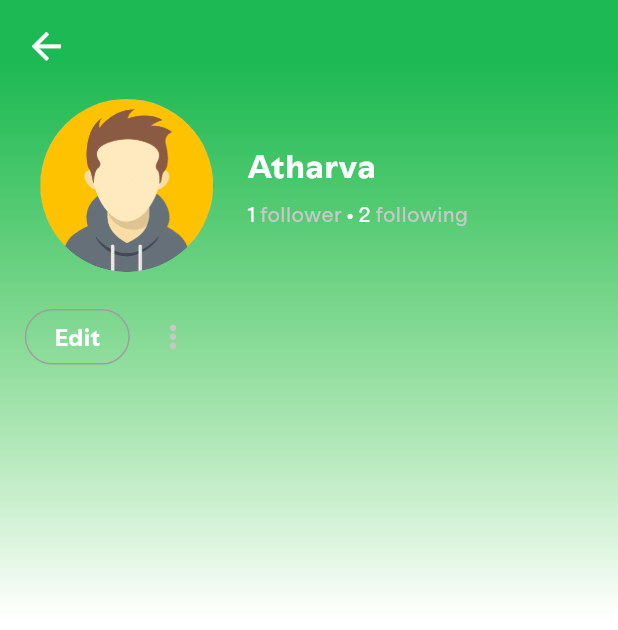
After one commit to AtharvaParadkar/Spotify-Clone, a Flutter app: the ViewProfileScreen screen opened by its route, on a phone screen of 412 x 824 dp. The commit adds this screen. Shown: the top 630 px of the screen. Run offline on Flutter 3.47's test engine with Material 3 defaults, Android fonts, the phone set to English and light mode, and no system bars; our stand-ins replace bloc, flutter_bloc, shared_preferences, sizer; accounts and stored records are empty; project files that could hold a hidden picture were left out.

Commit message:
Add View Profile screen

```diff
--- a/lib/constants/color_constants.dart
+++ b/lib/constants/color_constants.dart
@@ -2,10 +2,11 @@ import 'dart:ui';
 
 class CustomColors {
   static Color bgColor = const Color(0x0001b207);
-  static Color bgGreyColor = const Color.fromARGB(255, 44, 44, 44);
-  static Color bgDrawerColor = const Color.fromARGB(255, 31, 31, 31);
-  static Color whiteTextColor = const Color.fromARGB(255, 255, 255, 255);
-  static Color blackTextColor = const Color.fromARGB(255, 0, 0, 0);
-  static Color greyTextColor = const Color.fromARGB(255, 200, 200, 200);
+  static Color bgGreyColor = const Color(0xFF2C2C2C);
+  static Color bgDrawerColor = const Color(0xFF1F1F1F);
+  static Color bgViewProfileColor = const Color(0xFF1DB954);
+  static Color whiteTextColor = const Color(0xFFFFFFFF);
+  static Color blackTextColor = const Color(0xFF000000);
+  static Color greyTextColor = const Color(0xFFC8C8C8);
   static Color greenBtn = const Color(0xff4bec3b);
 }
--- a/lib/dashboard/ui/drawer.dart
+++ b/lib/dashboard/ui/drawer.dart
@@ -24,6 +24,8 @@ class _ProfileDrawerState extends State<ProfileDrawer> {
           children: [
             Padding(
               padding: EdgeInsets.only(top: 10),
+              child: GestureDetector(
+                onTap: () => Navigator.pushNamed(context, RouteConstants.viewProfileScreen),
                 child: SizedBox(
                   height: 10.h,
                   child: DrawerHeader(
@@ -57,6 +59,7 @@ class _ProfileDrawerState extends State<ProfileDrawer> {
                             ],
                           ),
                         ],
+                      ),
                     ),
                   ),
                 ),
@@ -98,7 +101,7 @@ class _ProfileDrawerState extends State<ProfileDrawer> {
               iconColor: CustomColors.whiteTextColor,
             ),
             ListTile(
-              onTap: () => Navigator.pushNamed(context, RouteConstants.settingsScreen),
+              onTap: () => Navigator.popAndPushNamed(context, RouteConstants.settingsScreen),
               leading: Icon(Icons.settings_outlined,size: 3.h,),
               title: Text('Settings and privacy',style: CommonTextStyles.bold(13.spa, CustomColors.whiteTextColor),),
               textColor: CustomColors.whiteTextColor,
--- /dev/null
+++ b/lib/profile/ui/view_profile_screen.dart
@@ -0,0 +1,149 @@
+import 'package:flutter/material.dart';
+import 'package:sizer/sizer.dart';
+import 'package:spotify_clone/constants/color_constants.dart';
+
+import '../../constants/assets_path_constants.dart';
+import '../../utils/common_textstyles.dart';
+
+class ViewProfileScreen extends StatefulWidget {
+  const ViewProfileScreen({super.key});
+
+  @override
+  State<ViewProfileScreen> createState() => _ViewProfileScreenState();
+}
+
+class _ViewProfileScreenState extends State<ViewProfileScreen> {
+  @override
+  Widget build(BuildContext context) {
+    return Scaffold(
+      backgroundColor: CustomColors.bgColor,
+      body: Container(
+        decoration: BoxDecoration(
+          gradient: LinearGradient(
+            stops: [0.0, 0.05 ,0.5, 1.0],
+            colors: [
+              CustomColors.bgViewProfileColor,
+              CustomColors.bgViewProfileColor,
+              CustomColors.bgColor,
+              CustomColors.bgColor,
+            ],
+            begin: Alignment.topCenter,
+            end: Alignment.bottomCenter,
+          ),
+        ),
+        child: SafeArea(
+          child: Stack(
+            children: [
+              Positioned(
+                top: 2.h,
+                left: 4.w,
+                child: InkWell(
+                  onTap: () => Navigator.pop(context),
+                  child: Icon(
+                    Icons.arrow_back,
+                    color: Colors.white,
+                    size: 3.5.h,
+                  ),
+                ),
+              ),
+              Positioned(
+                left: 4.w,
+                top: 8.h,
+                child: Column(
+                  crossAxisAlignment: CrossAxisAlignment.start,
+                  children: [
+                    Row(
+                      children: [
+                        Container(
+                          padding: EdgeInsets.all(0),
+                          margin: EdgeInsets.all(0),
+                          height: 14.h,
+                          width: 33.w,
+                          decoration: BoxDecoration(
+                            shape: BoxShape.circle,
+                            color: Colors.teal,
+                            image: DecorationImage(
+                              image: AssetImage(ImagePathConstants.profileImage),
+                              fit: BoxFit.contain,
+                            ),
+                          ),
+                        ),
+                        SizedBox(width: 3.w),
+                        Column(
+                          crossAxisAlignment: CrossAxisAlignment.start,
+                          children: [
+                            Text('Atharva',
+                              style: CommonTextStyles.bold(15.spa, CustomColors.whiteTextColor),
+                            ),
+                            SizedBox(height: 1.h),
+                            Text.rich(
+                              TextSpan(
+                                children: [
+                                  TextSpan(
+                                    text: '1',
+                                    style: CommonTextStyles.regular(11.spa, CustomColors.whiteTextColor),
+                                  ),
+                                  TextSpan(
+                                    text: ' follower',
+                                    style: CommonTextStyles.regular(11.spa, CustomColors.greyTextColor),
+                                  ),
+                                  TextSpan(
+                                    text: ' \u2022 2',
+                                    style: CommonTextStyles.regular(11.spa, CustomColors.whiteTextColor),
+                                  ),
+                                  TextSpan(
+                                    text: ' following',
+                                    style: CommonTextStyles.regular(11.spa, CustomColors.greyTextColor),
+                                  ),
+                                ]
+                              ),
+                            ),
+                          ],
+                        ),
+                      ],
+                    ),
+                    SizedBox(height: 3.h),
+                    Row(
+                      mainAxisAlignment: MainAxisAlignment.start,
+                      children: [
+                        GestureDetector(
+                          onTap: () {},
+                          child: Container(
+                            height: 4.5.h,
+                            width: 17.w,
+                            alignment: Alignment.center,
+                            decoration: BoxDecoration(
+                              borderRadius: BorderRadius.circular(30),
+                              color: Colors.transparent,
+                              border: Border.all(
+                                color: Colors.grey,
+                              ),
+                            ),
+                            child: Text(
+                              'Edit',
+                              style:
+                              CommonTextStyles.bold(12.spa, Colors.white),
+                            ),
+                          ),
+                        ),
+                        SizedBox(width: 4.w),
+                        GestureDetector(
+                          onTap: () {},
+                          child: Transform.rotate(
+                            angle: 90 * 3.1415926535 / 180,
+                              child: Icon(Icons.keyboard_control_sharp,
+                                  color: CustomColors.greyTextColor),
+                          ),
+                        ),
+                      ],
+                    ),
+                  ],
+                ),
+              ),
+            ],
+          ),
+        ),
+      ),
+    );
+  }
+}
--- a/lib/routes/routes.dart
+++ b/lib/routes/routes.dart
@@ -2,6 +2,7 @@
 import 'package:flutter/material.dart';
 import 'package:spotify_clone/dashboard/ui/dashboard_screen.dart';
 import 'package:spotify_clone/login/ui/login_signup_screen.dart';
+import 'package:spotify_clone/profile/ui/view_profile_screen.dart';
 import 'package:spotify_clone/settings/ui/settings_screen.dart';
 
 import '../constants/string_constants.dart';
@@ -54,6 +55,14 @@ class RouteGenerator{
               slideTransition(context, animation, child),
         );
 
+        case RouteConstants.viewProfileScreen:
+        return PageRouteBuilder(
+          pageBuilder: (context, animation, _) => const ViewProfileScreen(),
+          transitionsBuilder:
+              (context, animation, secondaryAnimation, child) =>
+              slideTransition(context, animation, child),
+        );
+
       default:
         return _errorRoute();
     }
@@ -92,4 +101,5 @@ class RouteConstants {
   static const String dashboardScreen = "/Dashboard";
   static const String loginSignUpScreen = "/LoginSignUp";
   static const String settingsScreen = "/Settings";
+  static const String viewProfileScreen = "/ViewProfile";
 }
```
Lines whose indentation alone changed are shown as unchanged.
